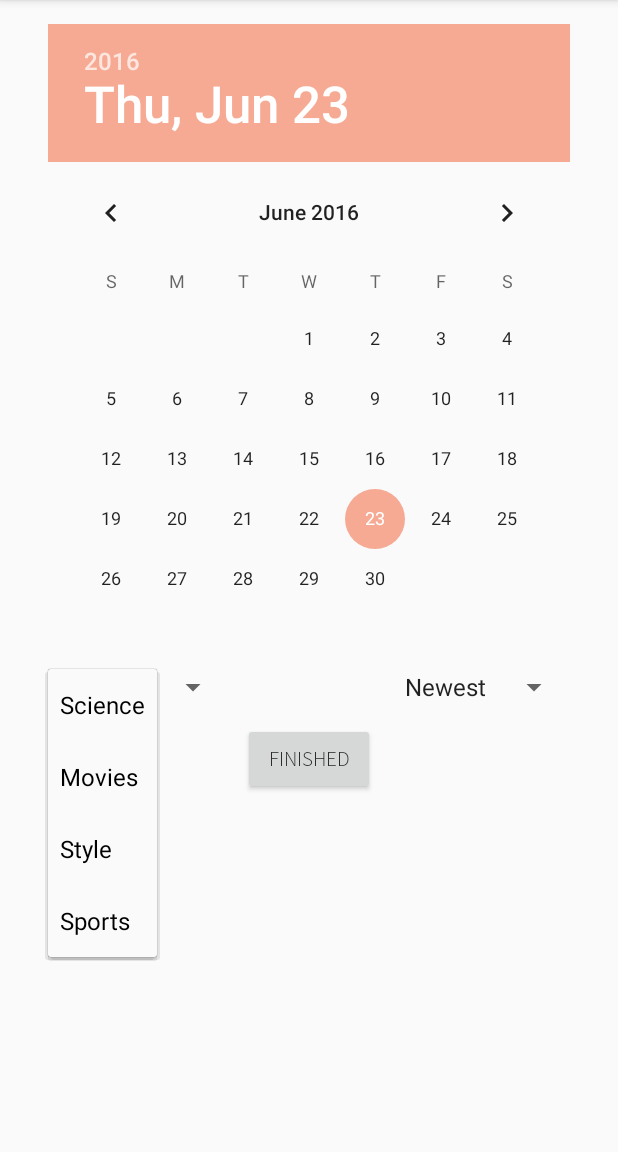
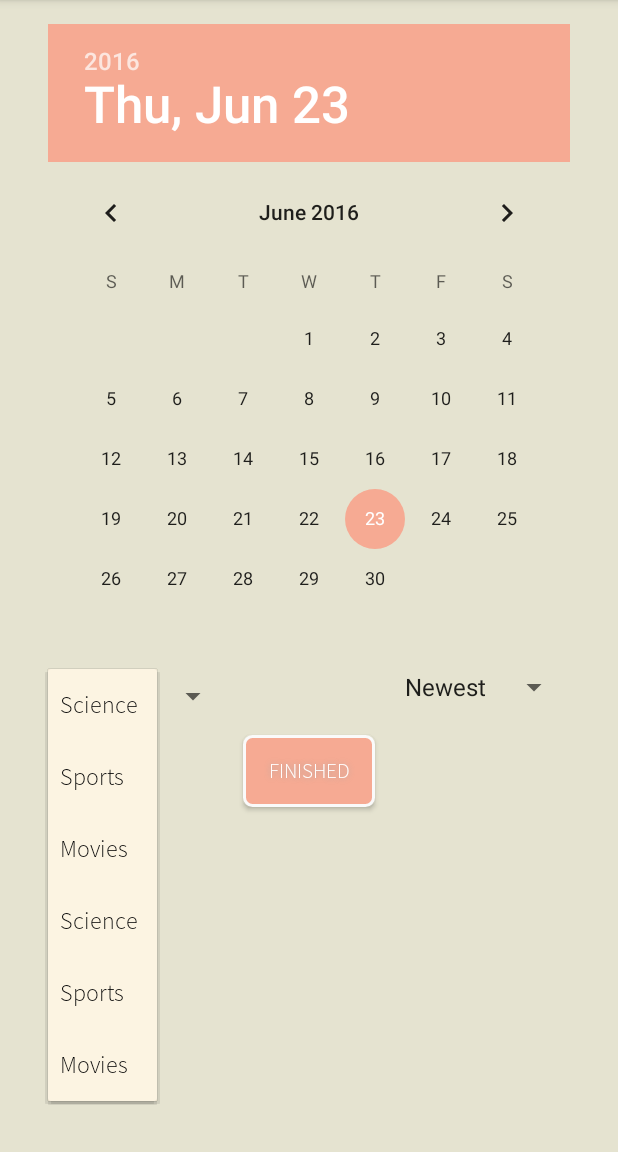
Before and after one commit to claireshu/NYSearchTimes, an Android app: the FilterActivity screen opened directly, with no data from a screen before it, after a tap on "Science", on a phone screen of 412 x 824 dp, the part 84-1236 px from its top. Run offline under Robolectric (Android 15) with nearby library versions, the phone set to English and light mode, and no system bars; Roboto replaces fonts that are not available here; 1 statement that could not run was skipped.

Commit message:
working fonts on spinner

```diff
--- a/app/src/main/AndroidManifest.xml
+++ b/app/src/main/AndroidManifest.xml
@@ -6,6 +6,7 @@
 
     <uses-permission android:name="android.permission.READ_EXTERNAL_STORAGE" />
     <uses-permission android:name="android.permission.WRITE_EXTERNAL_STORAGE" />
+    <uses-sdk android:minSdkVersion="21"/>
 
 
     <application
--- a/app/src/main/java/com/claireshu/nysearchtimes_/ArticleActivity.java
+++ b/app/src/main/java/com/claireshu/nysearchtimes_/ArticleActivity.java
@@ -1,6 +1,7 @@
 package com.claireshu.nysearchtimes_;
 
 import android.content.Intent;
+import android.graphics.Color;
 import android.os.Bundle;
 import android.support.v4.app.NavUtils;
 import android.support.v4.view.MenuItemCompat;
@@ -11,6 +12,7 @@ import android.text.Spannable;
 import android.text.SpannableString;
 import android.view.Menu;
 import android.view.MenuItem;
+import android.view.WindowManager;
 import android.webkit.WebView;
 import android.webkit.WebViewClient;
 
@@ -25,6 +27,10 @@ public class ArticleActivity extends AppCompatActivity {
         setContentView(R.layout.activity_article);
         Toolbar toolbar = (Toolbar) findViewById(R.id.toolbar);
         setSupportActionBar(toolbar);
+
+        this.getWindow().addFlags(WindowManager.LayoutParams.FLAG_DRAWS_SYSTEM_BAR_BACKGROUNDS);
+        getWindow().setStatusBarColor(Color.parseColor("#b9d3b0"));
+        getWindow().setNavigationBarColor(Color.parseColor("#81BDA4"));
 
         SpannableString s = new SpannableString("NYTimesSearch");
         com.claireshu.nysearchtimes_.TypefaceSpan typeface = new com.claireshu.nysearchtimes_.TypefaceSpan(this, "sourcesanspro.otf");
--- a/app/src/main/java/com/claireshu/nysearchtimes_/ArticleArrayAdapter.java
+++ b/app/src/main/java/com/claireshu/nysearchtimes_/ArticleArrayAdapter.java
@@ -13,6 +13,9 @@ import android.widget.TextView;
 import com.bumptech.glide.Glide;
 
 import java.util.List;
+
+import jp.wasabeef.glide.transformations.GrayscaleTransformation;
+import jp.wasabeef.glide.transformations.RoundedCornersTransformation;
 
 /**
  * Created by claireshu on 6/20/16.
@@ -72,6 +75,7 @@ public class ArticleArrayAdapter extends RecyclerView.Adapter<ArticleArrayAdapte
         if (!TextUtils.isEmpty(thumbnail)) {
             Glide.with(imageView.getContext())
                     .load(thumbnail)
+                    .bitmapTransform(new GrayscaleTransformation(imageView.getContext()), new RoundedCornersTransformation(imageView.getContext(), 4, 4))
                     .into(imageView);
         }
     }
--- a/app/src/main/java/com/claireshu/nysearchtimes_/FilterActivity.java
+++ b/app/src/main/java/com/claireshu/nysearchtimes_/FilterActivity.java
@@ -1,28 +1,41 @@
 package com.claireshu.nysearchtimes_;
 
 import android.content.Intent;
+import android.graphics.Color;
 import android.graphics.Typeface;
 import android.os.Bundle;
 import android.support.v7.app.AppCompatActivity;
 import android.text.Spannable;
 import android.text.SpannableString;
 import android.view.View;
+import android.view.ViewGroup;
+import android.view.WindowManager;
+import android.widget.ArrayAdapter;
 import android.widget.Button;
 import android.widget.DatePicker;
 import android.widget.Spinner;
+import android.widget.TextView;
 
 import com.claireshu.nysearchtimes_.activities.SearchActivity;
 
 import java.text.SimpleDateFormat;
+import java.util.ArrayList;
+import java.util.Arrays;
 import java.util.Calendar;
 
 public class FilterActivity extends AppCompatActivity {
     Typeface font;
+    ArrayAdapter spinnerAdapter;
+    Spinner spNewsSpinner;
 
     @Override
     protected void onCreate(Bundle savedInstanceState) {
         super.onCreate(savedInstanceState);
         setContentView(R.layout.activity_filter);
+
+        this.getWindow().addFlags(WindowManager.LayoutParams.FLAG_DRAWS_SYSTEM_BAR_BACKGROUNDS);
+        getWindow().setStatusBarColor(Color.parseColor("#b9d3b0"));
+        getWindow().setNavigationBarColor(Color.parseColor("#81BDA4"));
 
         font = Typeface.createFromAsset(getAssets(), "fonts/sourcesanspro.otf");
 
@@ -34,6 +47,68 @@ public class FilterActivity extends AppCompatActivity {
 
         Button btFilter = (Button) findViewById(R.id.btFilter);
         btFilter.setTypeface(font);
+
+        spNewsSpinner = (Spinner) findViewById(R.id.spinner_news_desk);
+//        SpinnerArrayAdapter mySpinnerArrayAdapter = new SpinnerArrayAdapter(this, R.layout.spinner_style);
+//        mySpinnerArrayAdapter.setDropDownViewResource(R.layout.spinner_style);
+//        mySpinnerArrayAdapter.addAll(Arrays.asList(getResources().getStringArray(
+//                R.array.news_desk_arrays)));
+//        spNewsSpinner.setAdapter(mySpinnerArrayAdapter);
+//
+//        spinnerAdapter = ArrayAdapter.createFromResource(this,
+//                R.array.news_desk_arrays, R.layout.spinner_style);
+//        spinnerAdapter.addAll(Arrays.asList(getResources().getStringArray(
+//                R.array.news_desk_arrays)));
+
+        ArrayList<String> newsDeskValues = new ArrayList<>();
+        newsDeskValues.add("Science");
+        newsDeskValues.add("Sports");
+        newsDeskValues.add("Movies");
+
+        spinnerAdapter = new ArrayAdapter(this, R.layout.spinner_style, newsDeskValues){
+            public View getView(int position, View convertView, ViewGroup parent)
+            {
+                View v = super.getView(position, convertView, parent);
+                ((TextView) v).setTypeface(StaticUtils.sTypeFace(getApplicationContext()));//Typeface for normal view
+
+                return v;
+            }
+            public View getDropDownView(int position, View convertView, ViewGroup parent)
+            {
+                View v = super.getDropDownView(position, convertView, parent);
+                ((TextView) v).setTypeface(StaticUtils.sTypeFace(getApplicationContext()));//Typeface for dropdown view
+                ((TextView) v).setBackgroundColor(Color.parseColor("#BBfef3da"));
+                return v;
+            }
+
+        };
+        spinnerAdapter.setDropDownViewResource(android.R.layout.simple_spinner_dropdown_item);
+        spNewsSpinner.setAdapter(spinnerAdapter);
+
+        ArrayList<String> newsDeskValues = new ArrayList<>();
+        newsDeskValues.add("Science");
+        newsDeskValues.add("Sports");
+        newsDeskValues.add("Movies");
+
+        spinnerAdapter = new ArrayAdapter(this, R.layout.spinner_style, newsDeskValues){
+            public View getView(int position, View convertView, ViewGroup parent)
+            {
+                View v = super.getView(position, convertView, parent);
+                ((TextView) v).setTypeface(StaticUtils.sTypeFace(getApplicationContext()));//Typeface for normal view
+
+                return v;
+            }
+            public View getDropDownView(int position, View convertView, ViewGroup parent)
+            {
+                View v = super.getDropDownView(position, convertView, parent);
+                ((TextView) v).setTypeface(StaticUtils.sTypeFace(getApplicationContext()));//Typeface for dropdown view
+                ((TextView) v).setBackgroundColor(Color.parseColor("#BBfef3da"));
+                return v;
+            }
+
+        };
+        spinnerAdapter.setDropDownViewResource(android.R.layout.simple_spinner_dropdown_item);
+        spNewsSpinner.setAdapter(spinnerAdapter);
     }
 
     public void returnFilters(View view) {
--- /dev/null
+++ b/app/src/main/java/com/claireshu/nysearchtimes_/StaticUtils.java
@@ -0,0 +1,15 @@
+package com.claireshu.nysearchtimes_;
+
+import android.content.Context;
+import android.graphics.Typeface;
+
+/**
+ * Created by claireshu on 6/23/16.
+ */
+public class StaticUtils {
+    public static Typeface sTypeFace(Context context) {
+        Typeface font = Typeface.createFromAsset(context.getAssets(), "fonts/sourcesanspro.otf");
+
+        return font;
+    }
+}
--- /dev/null
+++ b/app/src/main/res/drawable/button_style.xml
@@ -0,0 +1,14 @@
+<?xml version="1.0" encoding="utf-8"?>
+<shape xmlns:android="http://schemas.android.com/apk/res/android" android:shape="rectangle" >
+    <corners
+        android:radius="5dp"
+        />
+    <solid
+        android:color="#F6AA93"
+        />
+
+    <stroke
+        android:width="2dp"
+        android:color="#FAFAFA"
+        />
+</shape>
--- a/app/src/main/res/layout/activity_filter.xml
+++ b/app/src/main/res/layout/activity_filter.xml
@@ -7,7 +7,9 @@
     android:paddingLeft="@dimen/activity_horizontal_margin"
     android:paddingRight="@dimen/activity_horizontal_margin"
     android:paddingTop="@dimen/activity_vertical_margin"
+    android:background="@color/background"
     tools:context="com.claireshu.nysearchtimes_.FilterActivity">
+
 
     <DatePicker
         android:layout_width="wrap_content"
@@ -23,8 +25,10 @@
         android:layout_below="@+id/datePicker"
         android:layout_alignLeft="@id/datePicker"
         android:entries="@array/news_desk_arrays"
-        />
-        <!--android:layout_centerHorizontal="true"-->
+
+    />
+    <!--android:entries="@array/news_desk_arrays"-->
+    <!--android:layout_centerHorizontal="true"-->
 
 
     <Spinner
@@ -43,9 +47,16 @@
         android:layout_height="wrap_content"
         android:text="@string/finished"
         android:id="@+id/btFilter"
-        android:layout_marginTop="12dp"
+        android:layout_marginTop="20dp"
         android:layout_below="@+id/spinner_sort"
         android:layout_centerHorizontal="true"
+        android:textColor="#FFFFFF"
+        android:shadowColor="#A8A8A8"
+        android:shadowDx="0"
+        android:shadowDy="0"
+        android:shadowRadius="5"
+
+        android:background="@drawable/button_style"
         android:onClick="returnFilters"/>
 
 </RelativeLayout>
--- a/app/src/main/res/layout/activity_search.xml
+++ b/app/src/main/res/layout/activity_search.xml
@@ -4,7 +4,9 @@
     xmlns:tools="http://schemas.android.com/tools"
     android:layout_width="match_parent"
     android:layout_height="match_parent"
+    android:background="@color/background"
     tools:context=".activities.SearchActivity">
+
 
     <android.support.design.widget.AppBarLayout
         android:layout_width="match_parent"
--- /dev/null
+++ b/app/src/main/res/layout/spinner_style.xml
@@ -0,0 +1,32 @@
+<?xml version="1.0" encoding="utf-8"?>
+<!--<Spinner xmlns:android="http://schemas.android.com/apk/res/android"-->
+    <!--android:orientation="vertical"-->
+
+    <!--android:layout_width="fill_parent"-->
+    <!--android:layout_height="wrap_content"-->
+    <!--android:textSize="9pt"-->
+    <!--android:singleLine="true"-->
+    <!--android:id="@+id/spinnerTarget"-->
+    <!--android:textColor="#000000"-->
+    <!--android:gravity="center">-->
+    <!--<TextView-->
+        <!--xmlns:android="http://schemas.android.com/apk/res/android"-->
+        <!--android:layout_width="match_parent"-->
+        <!--android:layout_height="wrap_content"-->
+        <!--android:textSize="20sp"-->
+        <!--android:gravity="left"-->
+        <!--android:textColor="#FF0000"-->
+        <!--android:padding="5dip"-->
+        <!--/>-->
+
+<!--</Spinner>-->
+
+<TextView
+    xmlns:android="http://schemas.android.com/apk/res/android"
+    android:layout_width="match_parent"
+    android:layout_height="wrap_content"
+    android:textSize="20sp"
+    android:gravity="left"
+    android:textColor="#FF0000"
+    android:padding="5dp"
+    />
--- a/app/src/main/res/values/colors.xml
+++ b/app/src/main/res/values/colors.xml
@@ -3,4 +3,5 @@
     <color name="colorPrimary">#81BDA4</color>
     <color name="colorPrimaryDark">#b9d3b0</color>
     <color name="colorAccent">#F6AA93</color>
+    <color name="background">#E5E3D0</color>
 </resources>
--- a/app/src/main/res/values/styles.xml
+++ b/app/src/main/res/values/styles.xml
@@ -8,13 +8,19 @@
         <item name="colorAccent">@color/colorAccent</item>
     </style>
 
-    <style name="AppTheme.NoActionBar">
+    <style name="AppTheme.NoActionBar" parent="Theme.AppCompat.Light.DarkActionBar">
+        <item name="colorPrimary">@color/colorPrimary</item>
+        <item name="colorPrimaryDark">@color/colorPrimaryDark</item>
+        <item name="colorAccent">@color/colorAccent</item>
+        <!--<item name="statusBarColor">@color/colorPrimaryDark</item>-->
+
         <item name="windowActionBar">false</item>
         <item name="windowNoTitle">true</item>
+
     </style>
 
     <style name="AppTheme.AppBarOverlay" parent="ThemeOverlay.AppCompat.Dark.ActionBar" />
 
-    <style name="AppTheme.PopupOverlay" parent="ThemeOverlay.AppCompat.Light" />
+    <style name="AppTheme.PopupOverlay" parent="ThemeOverlay.AppCompat.Dark" />
 
 </resources>
```
Also changed, not shown: app/build.gradle (+11 -0 lines), app/src/main/java/com/claireshu/nysearchtimes_/SpinnerArrayAdapter.java (added, +39 -0 lines), app/src/main/java/com/claireshu/nysearchtimes_/activities/SearchActivity.java (+8 -0 lines), app/src/main/res/drawable/shape_view_border.xml (added, +8 -0 lines), app/src/main/res/layout/item_article_result.xml (+13 -6 lines).
